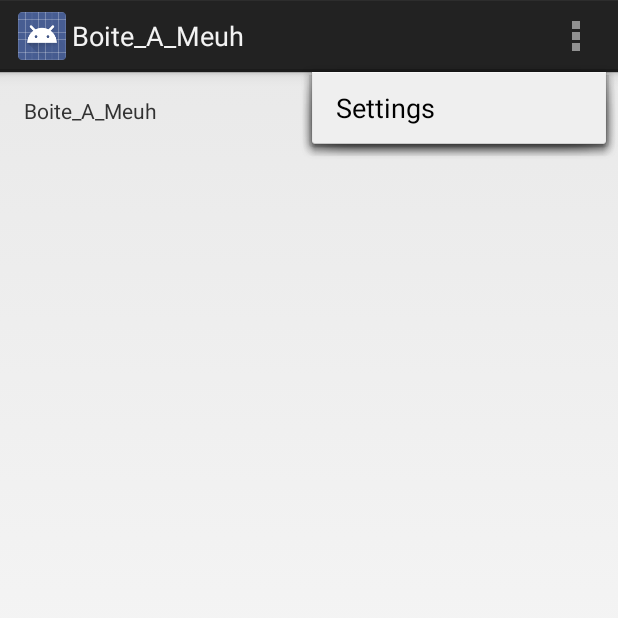
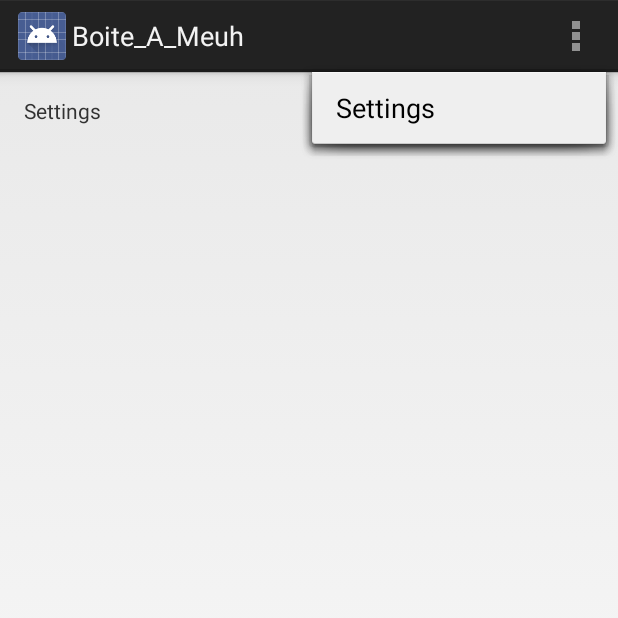
Before and after one commit to MatheaR/Boite_A_Meuh, an Android app: the screen it shows after launch (Meuh), with the options menu open, on a phone screen of 412 x 824 dp, the top half of it. Run offline under Robolectric (Android 15) with nearby library versions, the phone set to English and light mode, and no system bars.

Commit message:
test commit branch2

```diff
--- a/app/src/main/res/layout/activity_meuh.xml
+++ b/app/src/main/res/layout/activity_meuh.xml
@@ -9,7 +9,7 @@
     tools:context=".Meuh">
 
     <TextView
-        android:text="@string/app_name"
+        android:text="@string/action_settings"
         android:layout_width="wrap_content"
         android:layout_height="wrap_content" />
 
```
